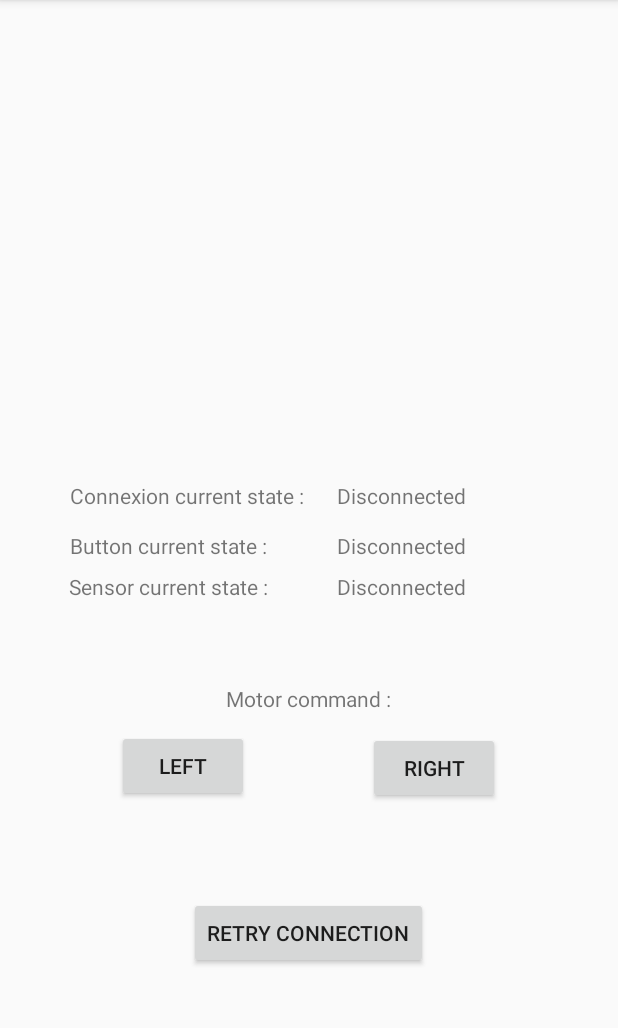
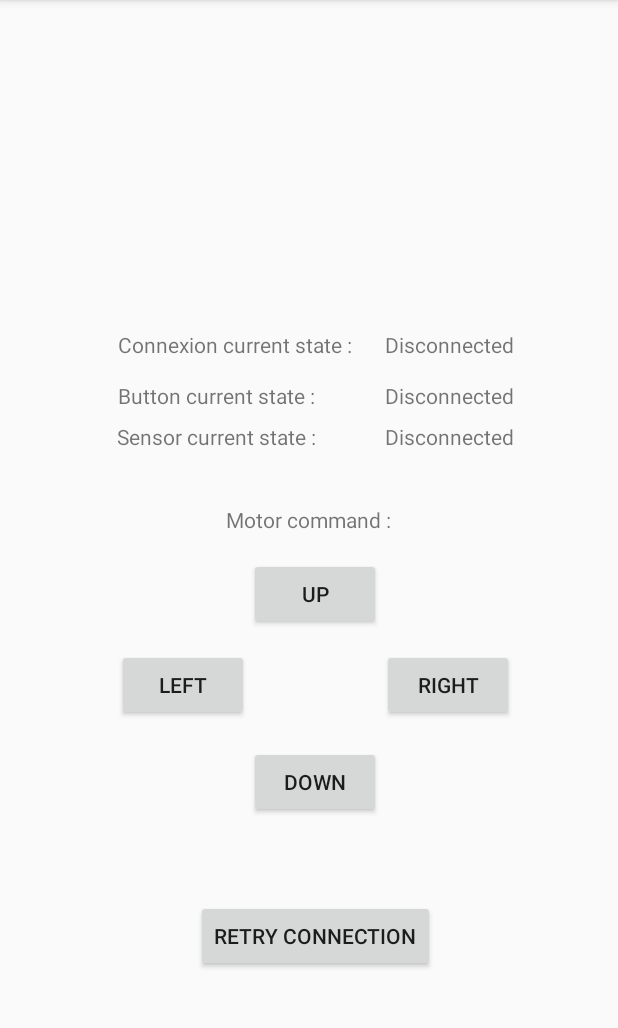
Before and after one commit to kalahel/ReseauDeTerrainAndroid, an Android app: the screen it shows after launch (MainActivity), on a phone screen of 412 x 824 dp, the part 84-1112 px from its top. Run offline under Robolectric (Android 15) with nearby library versions, the phone set to English and light mode, and no system bars; 1 statement that could not run was skipped.

Commit message:
:bug: Fixed authentication with server and motor command

```diff
--- a/app/src/main/java/com/ucp/reseaudeterrain/MainActivity.java
+++ b/app/src/main/java/com/ucp/reseaudeterrain/MainActivity.java
@@ -128,7 +128,7 @@ public class MainActivity extends AppCompatActivity implements Displayable {
                 "SET," +
                 2 + "," +
                 "m0," +
-                "10:0");
+                "20:0");
     }
 
     public void leftClick(View view) {
@@ -138,7 +138,7 @@ public class MainActivity extends AppCompatActivity implements Displayable {
                 "SET," +
                 2 + "," +
                 "m0," +
-                "-10:0");
+                "-20:0");
     }
 
     public void retryConnection(View view) {
@@ -146,4 +146,24 @@ public class MainActivity extends AppCompatActivity implements Displayable {
             this.reEstablishConnection();
         }
     }
+
+    public void upClick(View view) {
+        networkBackendService.sendMessageToServer(NetworkBackendService.LOCAL_DEST_TAG + "," +
+                NetworkBackendService.SOURCE_TAG + "," +
+                (new Date()).getTime() / 1000 + "," +
+                "SET," +
+                2 + "," +
+                "m0," +
+                "0:-20");
+    }
+
+    public void downClick(View view) {
+        networkBackendService.sendMessageToServer(NetworkBackendService.LOCAL_DEST_TAG + "," +
+                NetworkBackendService.SOURCE_TAG + "," +
+                (new Date()).getTime() / 1000 + "," +
+                "SET," +
+                2 + "," +
+                "m0," +
+                "0:20");
+    }
 }
--- a/app/src/main/java/com/ucp/reseaudeterrain/network/runnable/BackgroundRunnableConnection.java
+++ b/app/src/main/java/com/ucp/reseaudeterrain/network/runnable/BackgroundRunnableConnection.java
@@ -4,6 +4,7 @@ import com.ucp.reseaudeterrain.network.services.ClientInterfaceTCP;
 import com.ucp.reseaudeterrain.network.services.NetworkBackendService;
 
 import java.io.IOException;
+import java.util.Date;
 
 /**
  * It's mandatory to use thread to use socket
@@ -15,7 +16,6 @@ public class BackgroundRunnableConnection implements Runnable {
     private NetworkBackendService networkBackendService;
     public final static String SERVER_UNREACHABLE_TAG = "SERVER_UNREACHABLE";
     public final static String SERVER_REACHED_TAG = "SERVER_REACHED";
-
 
 
     public BackgroundRunnableConnection(NetworkBackendService networkBackendService, ClientInterfaceTCP clientInterfaceTCP) {
@@ -36,7 +36,10 @@ public class BackgroundRunnableConnection implements Runnable {
             if (this.clientInterfaceTCP.getConnected()) {
                 new Thread(new BackgroundRunnableSendString(this.clientInterfaceTCP,
                         this.networkBackendService,
-                        "Phone connection established")).start();
+                        "," +
+                                NetworkBackendService.SOURCE_TAG + "," +
+                                (new Date()).getTime() / 1000 +
+                                ",AUTH,1,," + NetworkBackendService.SOURCE_TAG)).start();
                 this.networkBackendService.sendMessageToReceiver(SERVER_REACHED_TAG);
             } else
                 this.networkBackendService.sendMessageToReceiver(SERVER_UNREACHABLE_TAG);
--- a/app/src/main/java/com/ucp/reseaudeterrain/network/services/NetworkBackendService.java
+++ b/app/src/main/java/com/ucp/reseaudeterrain/network/services/NetworkBackendService.java
@@ -124,7 +124,7 @@ public class NetworkBackendService extends Service {
         Log.d(CLASS_TAG, "Trying To connect");
         new Thread(new BackgroundRunnableConnection(this, this.clientInterfaceTCP)).start();
         //this.sendMessageToServer("BPING");
-        this.sendMessageToServer("," + SOURCE_TAG + "," + (new Date()).getTime() / 1000 + ",AUTH,,," + SOURCE_TAG);
+        //this.sendMessageToServer("," + SOURCE_TAG + "," + (new Date()).getTime() / 1000 + ",AUTH,1,," + SOURCE_TAG);
     }
 
     public void reEstablishConnection() {
--- a/app/src/main/res/layout/activity_main.xml
+++ b/app/src/main/res/layout/activity_main.xml
@@ -10,14 +10,50 @@
         android:id="@+id/leftCommandButton"
         android:layout_width="wrap_content"
         android:layout_height="wrap_content"
+        android:onClick="leftClick"
         android:text="LEFT"
-        android:onClick="leftClick"
         app:layout_constraintBottom_toBottomOf="parent"
         app:layout_constraintEnd_toEndOf="parent"
         app:layout_constraintHorizontal_bias="0.241"
         app:layout_constraintStart_toStartOf="parent"
         app:layout_constraintTop_toBottomOf="@+id/motorControlText"
-        app:layout_constraintVertical_bias="0.047" />
+        app:layout_constraintVertical_bias="0.211" />
+
+    <Button
+        android:id="@+id/rightCommandButton"
+        android:layout_width="wrap_content"
+        android:layout_height="wrap_content"
+        android:onClick="rightClick"
+        android:text="Right"
+        app:layout_constraintBottom_toBottomOf="@+id/leftCommandButton"
+        app:layout_constraintEnd_toEndOf="parent"
+        app:layout_constraintHorizontal_bias="0.56"
+        app:layout_constraintStart_toEndOf="@+id/leftCommandButton"
+        app:layout_constraintTop_toTopOf="@+id/leftCommandButton" />
+
+    <TextView
+        android:id="@+id/motorControlText"
+        android:layout_width="wrap_content"
+        android:layout_height="wrap_content"
+        android:text="Motor command :"
+        app:layout_constraintBottom_toBottomOf="parent"
+        app:layout_constraintEnd_toEndOf="parent"
+        app:layout_constraintHorizontal_bias="0.498"
+        app:layout_constraintStart_toStartOf="parent"
+        app:layout_constraintTop_toTopOf="parent"
+        app:layout_constraintVertical_bias="0.45" />
+
+    <TextView
+        android:id="@+id/connexionTextView"
+        android:layout_width="wrap_content"
+        android:layout_height="wrap_content"
+        android:text="Connexion current state :"
+        app:layout_constraintBottom_toTopOf="@+id/buttonTextView"
+        app:layout_constraintEnd_toEndOf="@+id/buttonTextView"
+        app:layout_constraintHorizontal_bias="0.0"
+        app:layout_constraintStart_toStartOf="@+id/buttonTextView"
+        app:layout_constraintTop_toTopOf="parent"
+        app:layout_constraintVertical_bias="0.937" />
 
     <TextView
         android:id="@+id/buttonTextView"
@@ -26,10 +62,10 @@
         android:text="Button current state :"
         app:layout_constraintBottom_toBottomOf="parent"
         app:layout_constraintEnd_toEndOf="parent"
-        app:layout_constraintHorizontal_bias="0.166"
+        app:layout_constraintHorizontal_bias="0.281"
         app:layout_constraintStart_toStartOf="parent"
         app:layout_constraintTop_toTopOf="parent"
-        app:layout_constraintVertical_bias="0.473" />
+        app:layout_constraintVertical_bias="0.339" />
 
     <TextView
         android:id="@+id/buttonStateView"
@@ -38,7 +74,7 @@
         android:text="Disconnected"
         app:layout_constraintBottom_toBottomOf="@+id/buttonTextView"
         app:layout_constraintEnd_toEndOf="parent"
-        app:layout_constraintHorizontal_bias="0.314"
+        app:layout_constraintHorizontal_bias="0.405"
         app:layout_constraintStart_toEndOf="@+id/buttonTextView"
         app:layout_constraintTop_toTopOf="@+id/buttonTextView"
         app:layout_constraintVertical_bias="0.0" />
@@ -52,7 +88,7 @@
         app:layout_constraintEnd_toEndOf="@+id/buttonTextView"
         app:layout_constraintStart_toStartOf="@+id/buttonTextView"
         app:layout_constraintTop_toBottomOf="@+id/buttonTextView"
-        app:layout_constraintVertical_bias="0.022" />
+        app:layout_constraintVertical_bias="0.017" />
 
     <TextView
         android:id="@+id/sensorStateView"
@@ -67,43 +103,6 @@
         app:layout_constraintVertical_bias="1.0" />
 
     <TextView
-        android:id="@+id/motorControlText"
-        android:layout_width="wrap_content"
-        android:layout_height="wrap_content"
-        android:text="Motor command :"
-        app:layout_constraintBottom_toBottomOf="parent"
-        app:layout_constraintEnd_toEndOf="parent"
-        app:layout_constraintHorizontal_bias="0.498"
-        app:layout_constraintStart_toStartOf="parent"
-        app:layout_constraintTop_toTopOf="parent"
-        app:layout_constraintVertical_bias="0.609" />
-
-    <Button
-        android:id="@+id/rightCommandButton"
-        android:layout_width="wrap_content"
-        android:layout_height="wrap_content"
-        android:text="Right"
-        android:onClick="rightClick"
-        app:layout_constraintBottom_toBottomOf="parent"
-        app:layout_constraintEnd_toEndOf="parent"
-        app:layout_constraintHorizontal_bias="0.503"
-        app:layout_constraintStart_toEndOf="@+id/leftCommandButton"
-        app:layout_constraintTop_toBottomOf="@+id/motorControlText"
-        app:layout_constraintVertical_bias="0.052" />
-
-    <TextView
-        android:id="@+id/connexionTextView"
-        android:layout_width="wrap_content"
-        android:layout_height="wrap_content"
-        android:text="Connexion current state :"
-        app:layout_constraintBottom_toTopOf="@+id/buttonTextView"
-        app:layout_constraintEnd_toEndOf="@+id/buttonTextView"
-        app:layout_constraintHorizontal_bias="0.0"
-        app:layout_constraintStart_toStartOf="@+id/buttonTextView"
-        app:layout_constraintTop_toTopOf="parent"
-        app:layout_constraintVertical_bias="0.959" />
-
-    <TextView
         android:id="@+id/connexionStateView"
         android:layout_width="wrap_content"
         android:layout_height="wrap_content"
@@ -113,16 +112,43 @@
         app:layout_constraintHorizontal_bias="0.0"
         app:layout_constraintStart_toStartOf="@+id/buttonStateView"
         app:layout_constraintTop_toTopOf="@+id/connexionTextView"
-        app:layout_constraintVertical_bias="0.0" />
+        app:layout_constraintVertical_bias="1.0" />
 
     <Button
         android:id="@+id/retryConnectionButton"
         android:layout_width="wrap_content"
         android:layout_height="wrap_content"
+        android:onClick="retryConnection"
         android:text="Retry connection"
-        android:onClick="retryConnection"
         app:layout_constraintBottom_toBottomOf="parent"
         app:layout_constraintEnd_toEndOf="@+id/rightCommandButton"
         app:layout_constraintStart_toStartOf="@+id/leftCommandButton"
-        app:layout_constraintTop_toBottomOf="@+id/motorControlText" />
+        app:layout_constraintTop_toBottomOf="@+id/motorControlText"
+        app:layout_constraintVertical_bias="0.671" />
+
+    <Button
+        android:id="@+id/upCommandButton"
+        android:layout_width="wrap_content"
+        android:layout_height="wrap_content"
+        android:text="up"
+        android:onClick="upClick"
+        app:layout_constraintBottom_toTopOf="@+id/retryConnectionButton"
+        app:layout_constraintEnd_toEndOf="@+id/motorControlText"
+        app:layout_constraintHorizontal_bias="0.692"
+        app:layout_constraintStart_toStartOf="@+id/motorControlText"
+        app:layout_constraintTop_toBottomOf="@+id/motorControlText"
+        app:layout_constraintVertical_bias="0.083" />
+
+    <Button
+        android:id="@+id/downCommandButton"
+        android:layout_width="wrap_content"
+        android:layout_height="wrap_content"
+        android:text="Down"
+        android:onClick="downClick"
+        app:layout_constraintBottom_toTopOf="@+id/retryConnectionButton"
+        app:layout_constraintEnd_toEndOf="@+id/upCommandButton"
+        app:layout_constraintHorizontal_bias="1.0"
+        app:layout_constraintStart_toStartOf="@+id/upCommandButton"
+        app:layout_constraintTop_toBottomOf="@+id/upCommandButton"
+        app:layout_constraintVertical_bias="0.586" />
 </androidx.constraintlayout.widget.ConstraintLayout>
```
